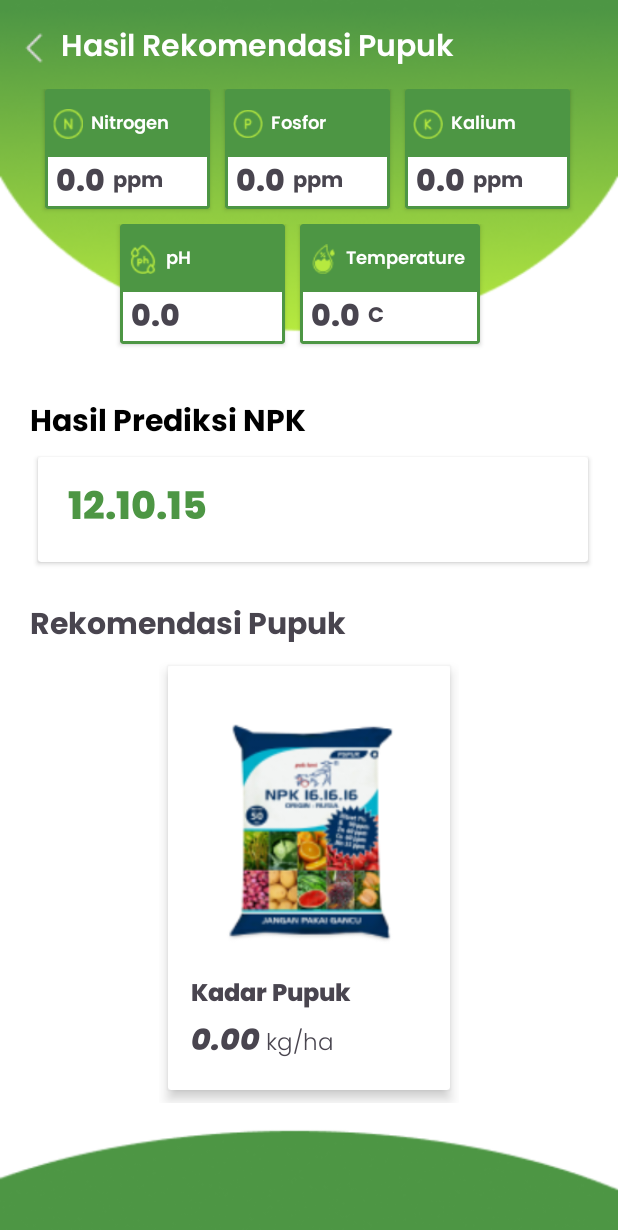
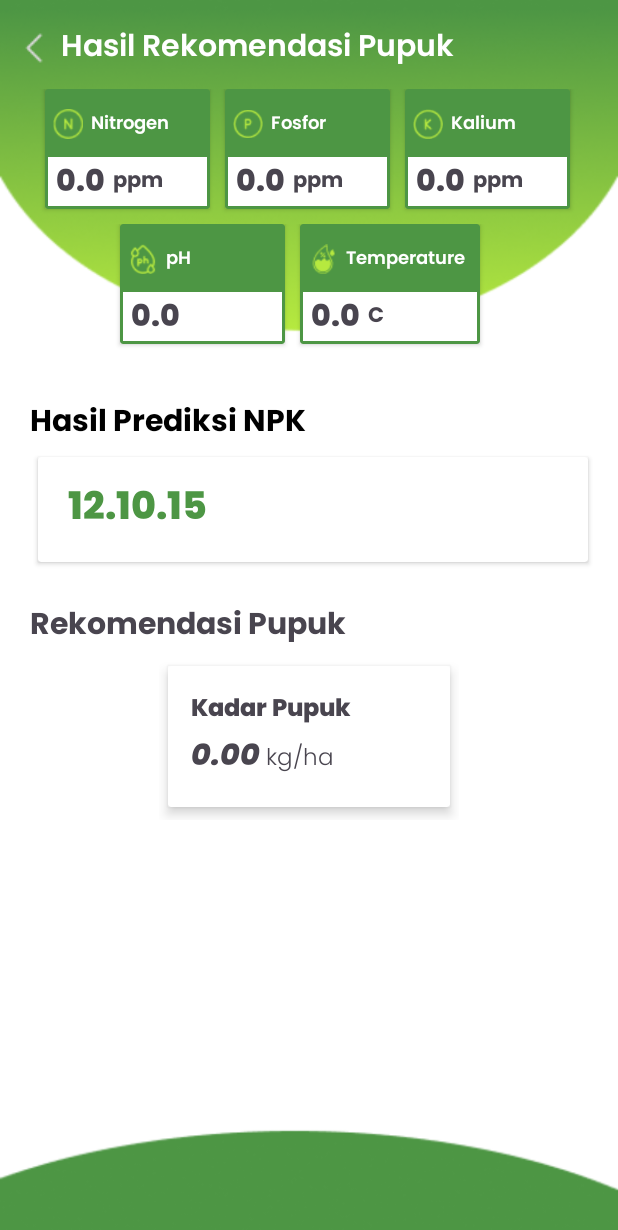
Before and after one commit to PranetaDwi/smilling_app, an Android app: the HasilRekomendasiActivity screen opened directly, with no data from a screen before it, on a phone screen of 412 x 824 dp. Shown: the top 1230 px of the screen. Run offline under Robolectric (Android 15) with nearby library versions, the phone set to English and light mode, and no system bars; our stand-ins replace Firebase (no records; nobody signed in at launch, a user with empty details on screens opened directly).

Commit message:
done bang

```diff
--- a/app/src/main/res/layout/activity_hasil_rekomendasi.xml
+++ b/app/src/main/res/layout/activity_hasil_rekomendasi.xml
@@ -410,7 +410,7 @@
 
         <androidx.cardview.widget.CardView
             android:layout_width="200dp"
-            android:layout_height="300dp"
+            android:layout_height="wrap_content"
             app:cardElevation="5dp"
             app:cardPreventCornerOverlap="true"
             app:cardUseCompatPadding="true">
@@ -421,10 +421,6 @@
                 android:orientation="vertical"
                 android:layout_margin="15dp">
 
-                <ImageView
-                    android:layout_width="match_parent"
-                    android:layout_height="190dp"
-                    android:src="@drawable/picture_rec2"/>
 
                 <TextView
                     android:layout_width="wrap_content"
```
